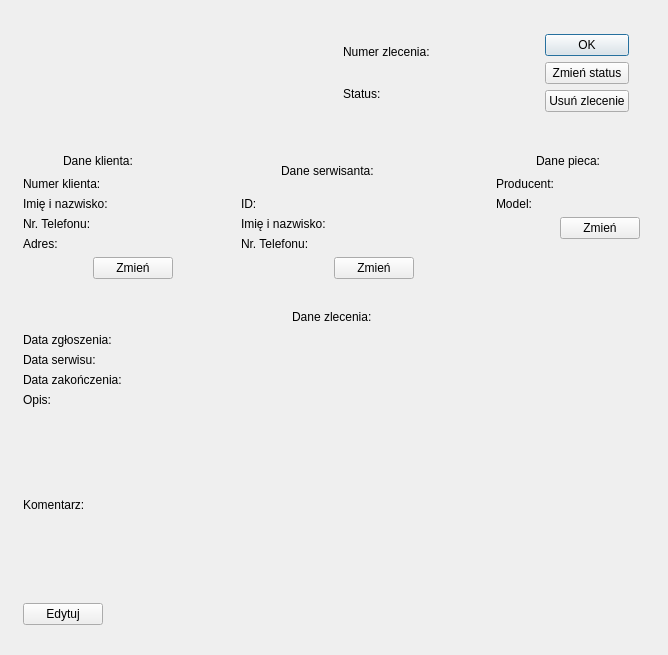
kcelej/Celej_Firma_Piec_Biuro_Repo, file CELEJ_PROJEKT_SERWIS_PIEC_v2/jobdetailsdialog.ui: the form before one commit.
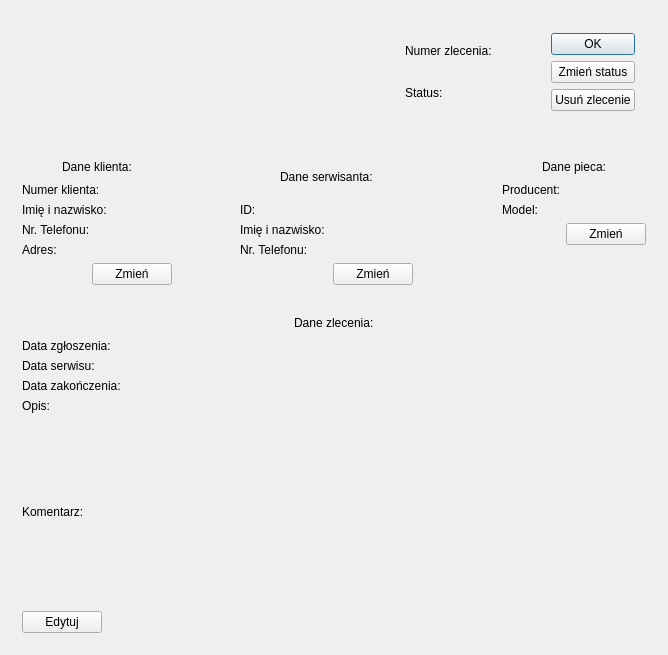
The form after the commit.

Patch:
```diff
--- a/CELEJ_PROJEKT_SERWIS_PIEC_v2/jobdetailsdialog.ui
+++ b/CELEJ_PROJEKT_SERWIS_PIEC_v2/jobdetailsdialog.ui
@@ -10,18 +10,17 @@
     <height>655</height>
    </rect>
   </property>
+  <property name="sizePolicy">
+   <sizepolicy hsizetype="Expanding" vsizetype="Expanding">
+    <horstretch>0</horstretch>
+    <verstretch>0</verstretch>
+   </sizepolicy>
+  </property>
   <property name="windowTitle">
    <string>jobDetailsDialog</string>
   </property>
-  <widget class="QWidget" name="layoutWidget">
-   <property name="geometry">
-    <rect>
-     <x>1</x>
-     <y>1</y>
-     <width>661</width>
-     <height>646</height>
-    </rect>
-   </property>
+  <layout class="QHBoxLayout" name="horizontalLayout_16">
+   <item>
    <layout class="QGridLayout" name="gridLayout_3">
     <item row="0" column="0">
      <layout class="QVBoxLayout" name="verticalLayout_5">
@@ -81,6 +80,9 @@
               <property name="orientation">
                <enum>Qt::Orientation::Horizontal</enum>
               </property>
+               <property name="sizeType">
+                <enum>QSizePolicy::Policy::Fixed</enum>
+               </property>
               <property name="sizeHint" stdset="0">
                <size>
                 <width>40</width>
@@ -728,7 +730,8 @@
      </widget>
     </item>
    </layout>
-  </widget>
+   </item>
+  </layout>
  </widget>
  <layoutdefault spacing="6" margin="11"/>
  <resources/>
```
Lines whose indentation alone changed are shown as unchanged.
